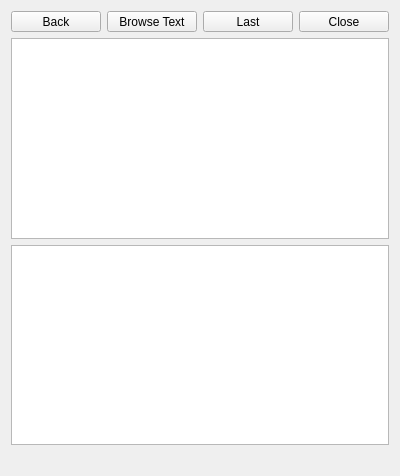
Qt form dlgmainnotes.ui (ic005k/Knot-Legacy) before a commit.
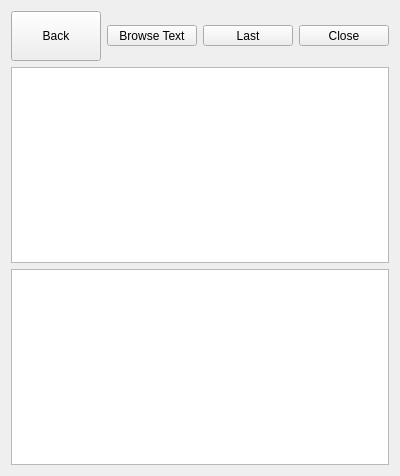
The same form after that commit. Icons and pictures are not drawn.

Patch:
```diff
--- a/dlgmainnotes.ui
+++ b/dlgmainnotes.ui
@@ -15,7 +15,7 @@
   </property>
   <layout class="QGridLayout" name="gridLayout">
    <item row="2" column="0">
-    <widget class="QPlainTextEdit" name="textBrowser"/>
+    <widget class="QTextBrowser" name="textBrowser"/>
    </item>
    <item row="1" column="0">
     <widget class="QTextEdit" name="textEdit"/>
@@ -33,7 +33,7 @@
        <property name="minimumSize">
         <size>
          <width>0</width>
-         <height>0</height>
+         <height>50</height>
         </size>
        </property>
        <property name="text">
@@ -140,13 +140,6 @@
      </item>
     </layout>
    </item>
-   <item row="3" column="0">
-    <widget class="QLabel" name="lblInfo">
-     <property name="text">
-      <string/>
-     </property>
-    </widget>
-   </item>
   </layout>
  </widget>
  <resources>
```
Left out of the diff: 4 changed lines with no effect on the pictures.
